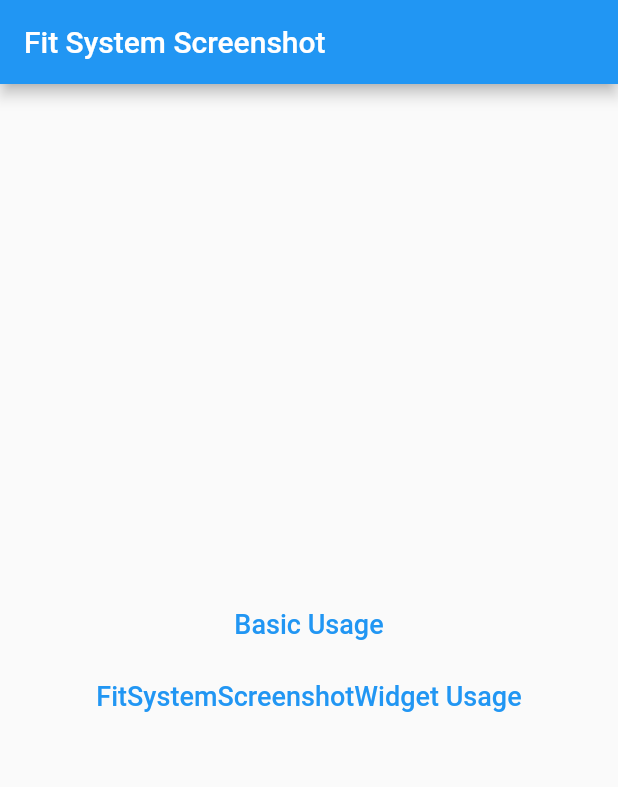
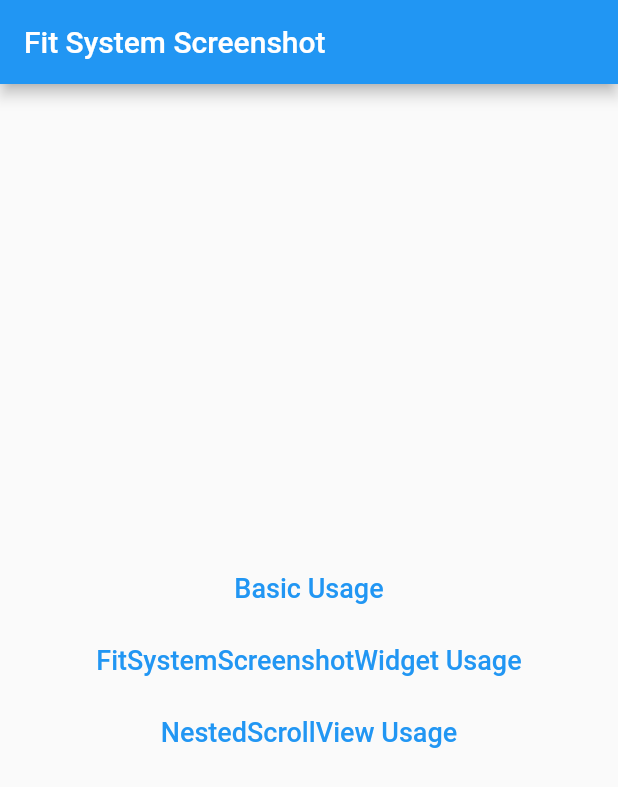
Before and after one commit to YangLang116/fit_system_screenshot, a Flutter app: the screen it shows after launch, on a phone screen of 412 x 824 dp. Shown: the top 787 px of the screen. Run offline on Flutter 3.47's test engine with Material 2 defaults, Android fonts, the phone set to English and light mode, and no system bars; missing offline and left inert: lifecycle.

Commit message:
添加NestedScrollView case

```diff
--- a/example/lib/main.dart
+++ b/example/lib/main.dart
@@ -1,4 +1,5 @@
 import 'package:fit_system_screenshot_example/case/basic_usage_page.dart';
+import 'package:fit_system_screenshot_example/case/nest_scroll_usage_page.dart';
 import 'package:fit_system_screenshot_example/case/widget_usage_page.dart';
 import 'package:flutter/material.dart';
 import 'package:lifecycle/lifecycle.dart';
@@ -18,6 +19,7 @@ class MyApp extends StatelessWidget {
         'home': (context) => DisplayPage(),
         'basic_usage_page': (context) => BasicUsagePage(),
         'widget_usage_page': (context) => WidgetUsagePage(),
+        'nest_scroll_usage_page': (context) => NestScrollUsagePage(),
       },
     );
   }
@@ -48,6 +50,15 @@ class DisplayPage extends StatelessWidget {
                 'FitSystemScreenshotWidget Usage',
                 style: TextStyle(fontSize: 18),
               ),
+            ),
+            TextButton(
+              onPressed: () {
+                Navigator.pushNamed(context, 'nest_scroll_usage_page');
+              },
+              child: Text(
+                'NestedScrollView Usage',
+                style: TextStyle(fontSize: 18),
+              ),
             )
           ],
         ),
```
Also changed, not shown: example/lib/case/nest_scroll_usage_page.dart (added, +61 -0 lines).
